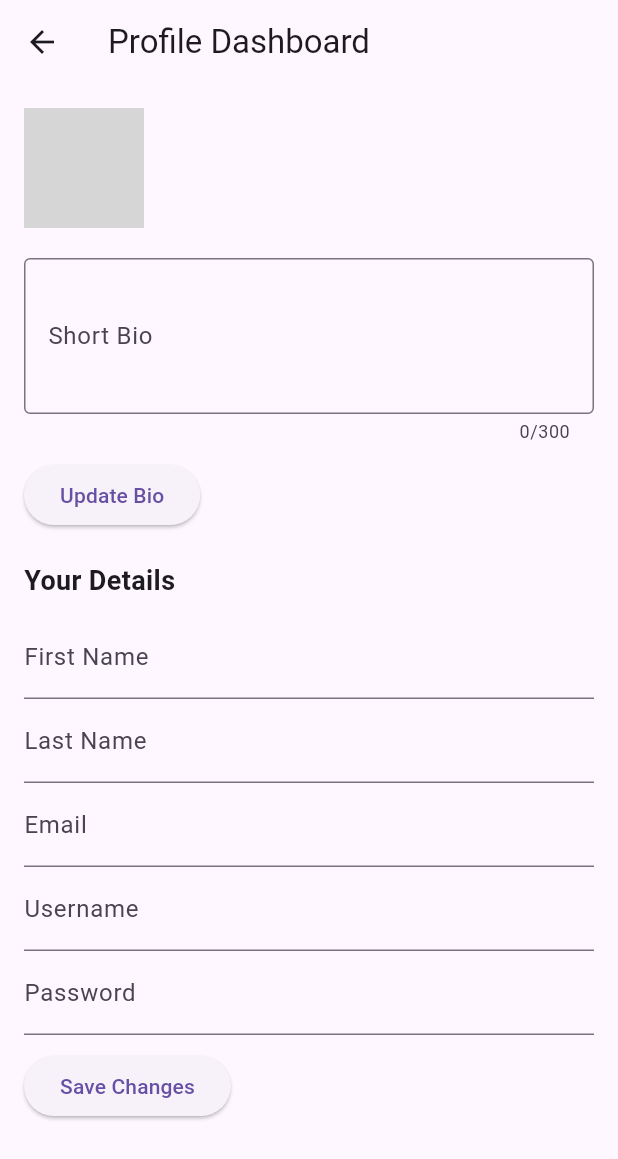
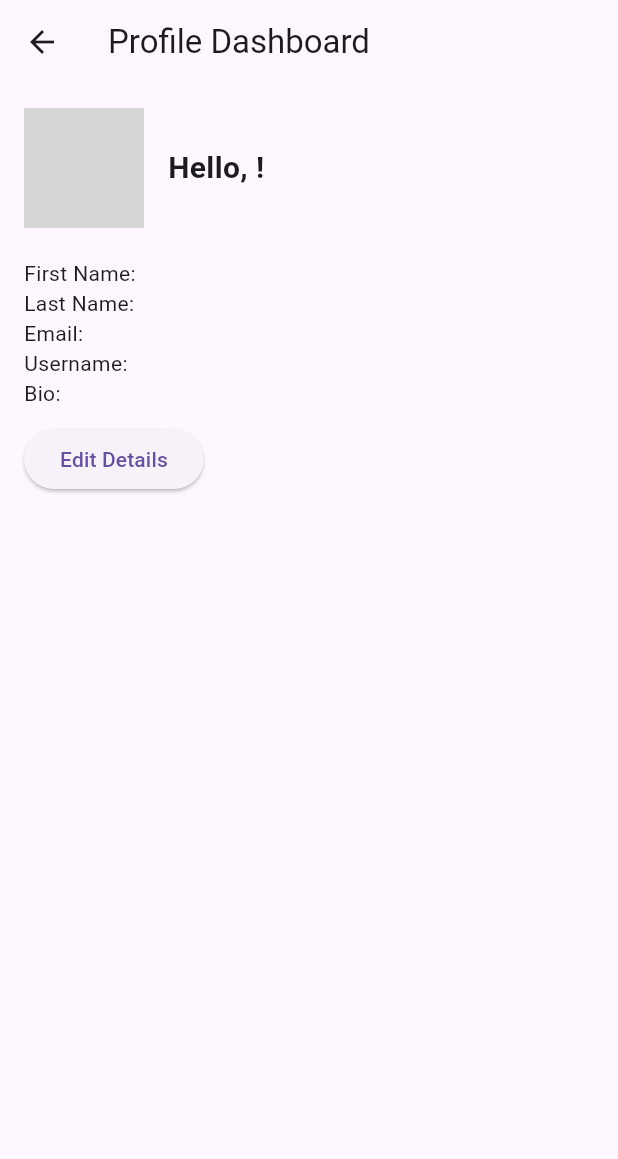
Before and after one commit to emmawalkerMAD2024/PROJ02_Artapp, a Flutter app: the ProfileDashboardPage screen opened directly, on a phone screen of 412 x 824 dp. Shown: the top 1159 px of the screen. Run offline on Flutter 3.47's test engine with Material 3 defaults, Android fonts, the phone set to English and light mode, and no system bars; our stand-ins replace cloud_firestore, firebase_auth, firebase_core, firebase_storage, image_picker; accounts and stored records are empty; grey boxes are pictures that could not be loaded.

Commit message:
editing dashboard details

```diff
--- a/lib/profile_dashboard_page.dart
+++ b/lib/profile_dashboard_page.dart
@@ -21,6 +21,7 @@ class _ProfileDashboardPageState extends State<ProfileDashboardPage> {
   File? profileImage;
   String username = "";
   String profilePhotoUrl = "";
+  bool isEditing = false;
 
   @override
   void initState() {
@@ -43,6 +44,7 @@ class _ProfileDashboardPageState extends State<ProfileDashboardPage> {
         emailController.text = userDoc["email"] ?? "";
         usernameController.text = userDoc["username"] ?? "";
         passwordController.text = userDoc["password"] ?? "";
+        bioController.text = userDoc["bio"] ?? "";
       });
     }
   }
@@ -86,16 +88,6 @@ class _ProfileDashboardPageState extends State<ProfileDashboardPage> {
     }
   }
 
-  Future<void> updateBio() async {
-    if (currentUser != null) {
-      await FirebaseFirestore.instance.collection('artists').doc(currentUser!.uid).update({
-        'bio': bioController.text,
-      });
-      ScaffoldMessenger.of(context)
-          .showSnackBar(SnackBar(content: Text('Bio updated successfully!')));
-    }
-  }
-
   Future<void> updateDetails() async {
     if (currentUser != null) {
       await FirebaseFirestore.instance.collection('artists').doc(currentUser!.uid).update({
@@ -104,8 +96,14 @@ class _ProfileDashboardPageState extends State<ProfileDashboardPage> {
         'email': emailController.text,
         'username': usernameController.text,
         'password': passwordController.text,
+        'bio': bioController.text,
       });
-      ScaffoldMessenger.of(context).showSnackBar(SnackBar(content: Text('Details updated successfully!')));
+      setState(() {
+        isEditing = false;
+      });
+      ScaffoldMessenger.of(context).showSnackBar(
+        SnackBar(content: Text('Details updated successfully!')),
+      );
     }
   }
 
@@ -136,33 +134,16 @@ class _ProfileDashboardPageState extends State<ProfileDashboardPage> {
                   SizedBox(width: 16),
                   Expanded(
                     child: Text(
-                      username,
+                      'Hello, $username!',
                       style: TextStyle(fontSize: 20, fontWeight: FontWeight.bold),
                     ),
                   ),
                 ],
               ),
               SizedBox(height: 20),
-              TextField(
-                controller: bioController,
-                maxLength: 300,
-                decoration: InputDecoration(
-                  labelText: 'Short Bio',
-                  border: OutlineInputBorder(),
-                ),
-                maxLines: 3,
-              ),
-              SizedBox(height: 10),
-              ElevatedButton(
-                onPressed: updateBio,
-                child: Text('Update Bio'),
-              ),
-              SizedBox(height: 20),
-              Text(
-                'Your Details',
-                style: TextStyle(fontSize: 18, fontWeight: FontWeight.bold),
-              ),
-              SizedBox(height: 10),
+              isEditing
+                  ? Column(
+                      children: [
                         TextField(
                           controller: firstNameController,
                           decoration: InputDecoration(labelText: 'First Name'),
@@ -183,10 +164,37 @@ class _ProfileDashboardPageState extends State<ProfileDashboardPage> {
                           controller: passwordController,
                           decoration: InputDecoration(labelText: 'Password'),
                         ),
+                        TextField(
+                          controller: bioController,
+                          maxLength: 300,
+                          decoration: InputDecoration(labelText: 'Short Bio'),
+                          maxLines: 3,
+                        ),
                         SizedBox(height: 10),
                         ElevatedButton(
                           onPressed: updateDetails,
                           child: Text('Save Changes'),
+                        ),
+                      ],
+                    )
+                  : Column(
+                      crossAxisAlignment: CrossAxisAlignment.start,
+                      children: [
+                        Text('First Name: ${firstNameController.text}'),
+                        Text('Last Name: ${lastNameController.text}'),
+                        Text('Email: ${emailController.text}'),
+                        Text('Username: ${usernameController.text}'),
+                        Text('Bio: ${bioController.text}'),
+                        SizedBox(height: 10),
+                        ElevatedButton(
+                          onPressed: () {
+                            setState(() {
+                              isEditing = true;
+                            });
+                          },
+                          child: Text('Edit Details'),
+                        ),
+                      ],
                     ),
             ],
           ),
```
Lines whose indentation alone changed are shown as unchanged.
